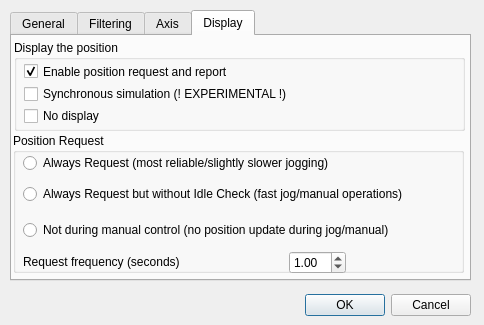
Before: the Qt Designer form GCV-3.6.1-T4/src/forms/options.ui in zapmaker/GrblHoming, drawn with Qt 5.
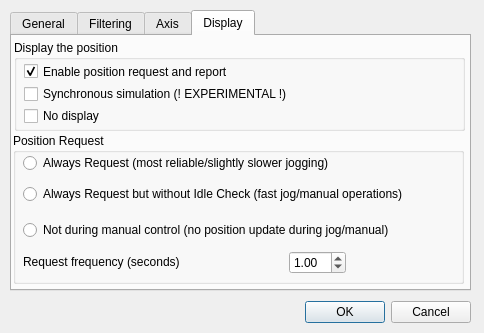
After: the same form once the commit is applied. The open tabs and pages were chosen to show the change.

Patch:
```diff
--- a/GCV-3.6.1-T4/src/forms/options.ui
+++ b/GCV-3.6.1-T4/src/forms/options.ui
@@ -7,7 +7,7 @@
     <x>0</x>
     <y>0</y>
     <width>484</width>
-    <height>325</height>
+    <height>333</height>
    </rect>
   </property>
   <property name="sizePolicy">
@@ -25,7 +25,7 @@
      <x>10</x>
      <y>10</y>
      <width>461</width>
-     <height>271</height>
+     <height>281</height>
     </rect>
    </property>
    <property name="sizePolicy">
@@ -632,7 +632,7 @@
        <x>1</x>
        <y>97</y>
        <width>451</width>
-       <height>140</height>
+       <height>151</height>
       </rect>
      </property>
      <property name="sizePolicy">
@@ -885,7 +885,7 @@
    <property name="geometry">
     <rect>
      <x>280</x>
-     <y>290</y>
+     <y>297</y>
      <width>191</width>
      <height>30</height>
     </rect>
```
Left out of the diff: 2 changed lines with no effect on the pictures.
